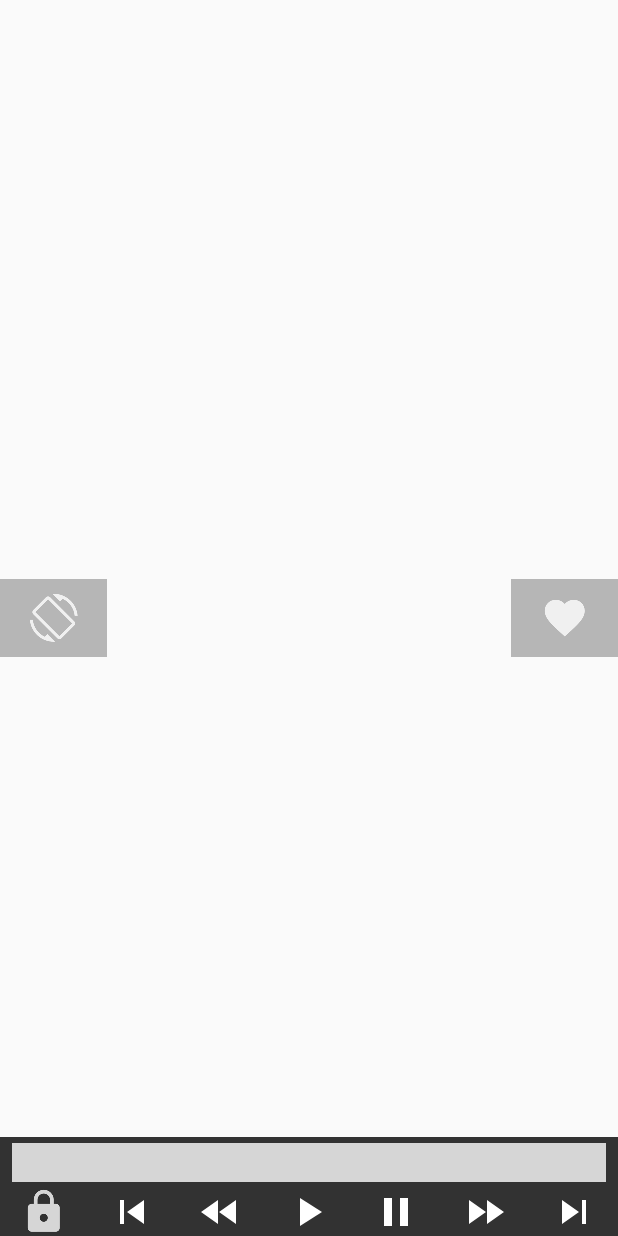
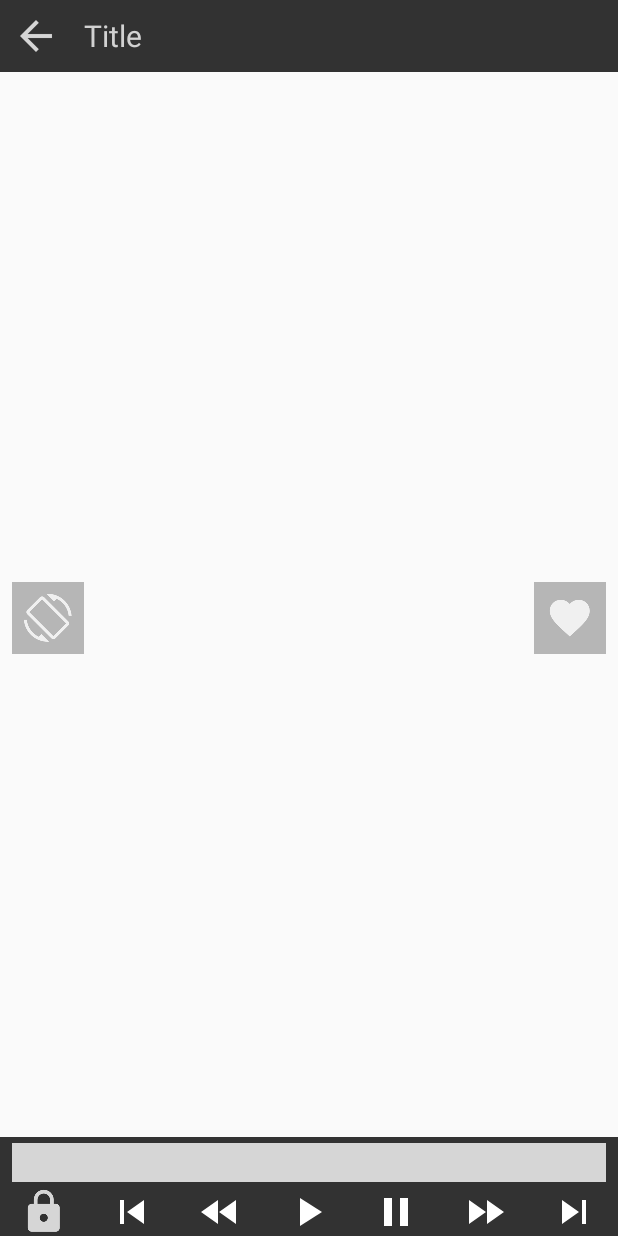
Before and after one commit to WaqasAzamKml/MediaDemo, an Android app: the layout exo_playback_control_view.xml on its own in the app's theme, with its tools: preview values and no code run, on a phone screen of 412 x 824 dp. Run offline under Robolectric (Android 15) with nearby library versions, the phone set to English and light mode, and no system bars; plain views replace DefaultTimeBar; grey boxes are pictures that could not be loaded.

Commit message:
UI & Functionality tweaks.

```diff
--- a/app/src/main/AndroidManifest.xml
+++ b/app/src/main/AndroidManifest.xml
@@ -26,6 +26,7 @@
         </activity>
         <activity android:name=".activities.VideoPlayerActivity"
             android:theme="@style/AppTheme.NoActionBar"
+            android:screenOrientation="fullSensor"
             android:configChanges="keyboardHidden|orientation|screenSize"/>
     </application>
 
--- a/app/src/main/java/com/approsoft/mediademo/activities/VideoPlayerActivity.java
+++ b/app/src/main/java/com/approsoft/mediademo/activities/VideoPlayerActivity.java
@@ -44,12 +44,13 @@ public class VideoPlayerActivity extends AppCompatActivity {
     private SeekBar seekPlayerProgress;
     private Handler handler;
     private ImageButton btnPlay;
-    private TextView txtCurrentTime, txtEndTime;
+    private TextView txtCurrentTime, txtEndTime, tvTitle;
     private boolean isPlaying = false;
     private boolean isFullScreen = false;
     private boolean isLandscape = false;
     private ImageButton imgBtnFullScreen;
     private ImageButton imgBtnRotateScreen;
+    private ImageButton imgBtnBack;
 
     ArrayList<String> videoPathsList;
     List<MediaSource> videosList;
@@ -133,6 +134,7 @@ public class VideoPlayerActivity extends AppCompatActivity {
 
         Bundle bundle = getIntent().getExtras();
         String uriString = bundle.getString("uriString");
+        String videoTitle = bundle.getString("videoTitle");
         Uri videoURI = Uri.parse(uriString);
         prepareExoPlayerFromFileUri(videoURI);
 
@@ -171,6 +173,17 @@ public class VideoPlayerActivity extends AppCompatActivity {
                 }
             }
         });
+        imgBtnBack = controlView.findViewById(R.id.exo_back);
+        imgBtnBack.setOnClickListener(new View.OnClickListener() {
+            @Override
+            public void onClick(View view) {
+                exoPlayer.release();
+                VideoPlayerActivity.this.finish();
+            }
+        });
+
+        tvTitle = controlView.findViewById(R.id.tvTitle);
+        tvTitle.setText(videoTitle);
 
         playerView.setPlayer(exoPlayer);
     }
--- a/app/src/main/java/com/approsoft/mediademo/fragments/VideosFragment.java
+++ b/app/src/main/java/com/approsoft/mediademo/fragments/VideosFragment.java
@@ -68,6 +68,7 @@ public class VideosFragment extends Fragment {
                     public void onItemClick(View view, int i) {
                         Intent intent = new Intent(getActivity().getApplicationContext(), VideoPlayerActivity.class);
                         intent.putExtra("uriString", videos.get(i).getData());
+                        intent.putExtra("videoTitle", videos.get(i).getTitle());
                         startActivity(intent);
                     }
                 }));
--- a/app/src/main/res/layout/exo_playback_control_view.xml
+++ b/app/src/main/res/layout/exo_playback_control_view.xml
@@ -13,15 +13,48 @@
 <RelativeLayout xmlns:android="http://schemas.android.com/apk/res/android"
     android:layout_width="match_parent"
     android:layout_height="match_parent">
+    <LinearLayout
+        android:layout_width="match_parent"
+        android:layout_height="wrap_content"
+        android:orientation="horizontal"
+        android:gravity="center_vertical"
+        android:background="#CC000000">
+        <ImageButton
+            android:id="@+id/exo_back"
+            android:layout_width="wrap_content"
+            android:layout_height="wrap_content"
+            android:background="#00000000"
+            android:padding="8dp"
+            android:src="@drawable/ic_back" />
+        <TextView
+            android:id="@+id/tvTitle"
+            android:layout_width="0dp"
+            android:layout_weight="1"
+            android:layout_height="wrap_content"
+            android:text="Title"
+            android:singleLine="true"
+            android:textColor="#d2d2d2"
+            android:textSize="20sp"
+            android:ellipsize="end"
+            android:paddingLeft="8dp" />
+    </LinearLayout>
 
     <ImageButton android:id="@+id/exo_favorite"
         style="@style/ExoMediaButton.Favorite"
+        android:layout_marginRight="8dp"
+        android:layout_width="wrap_content"
+        android:layout_height="wrap_content"
+        android:padding="8dp"
         android:layout_centerVertical="true"
         android:layout_alignParentRight="true"
         android:background="#552d2d2d"/>
 
     <ImageButton android:id="@+id/exo_rotate_screen"
         android:layout_centerVertical="true"
+        android:layout_marginLeft="8dp"
+        android:layout_width="wrap_content"
+        android:layout_height="wrap_content"
+        android:padding="8dp"
         style="@style/ExoMediaButton.RotateScreen"
         android:background="#552d2d2d"/>
 
```
Also changed, not shown: app/src/main/res/drawable-hdpi/ic_back.png (added), app/src/main/res/drawable-mdpi/ic_back.png (added), app/src/main/res/drawable-xhdpi/ic_back.png (added), app/src/main/res/drawable-xxhdpi/ic_back.png (added).
